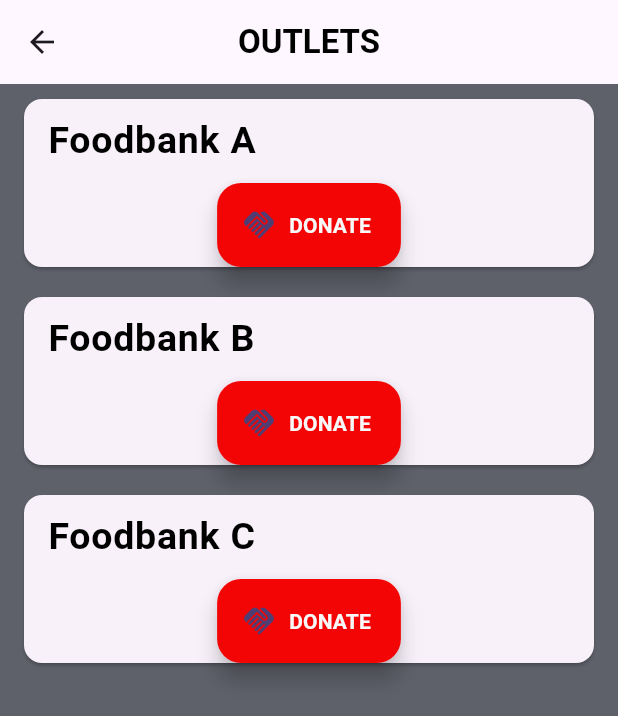
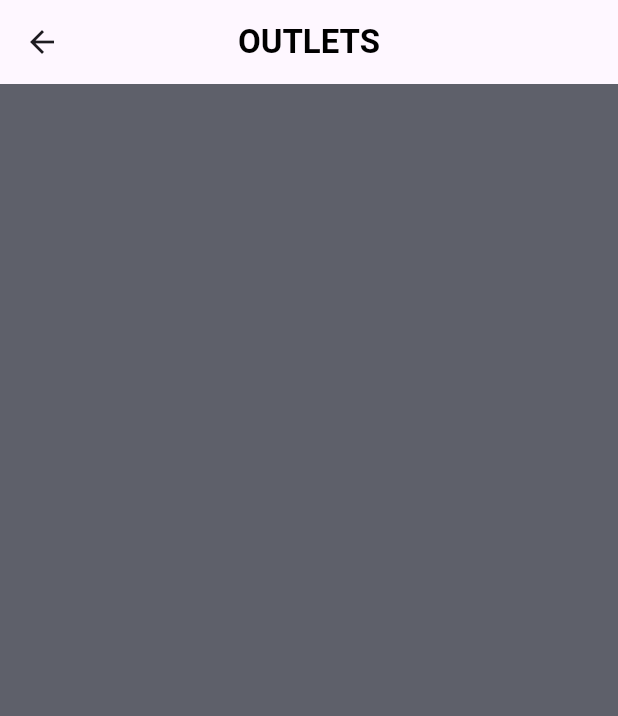
Before and after one commit to VasantatiChitraksh/FeedForward, a Flutter app: the Outlets screen opened by its route, on a phone screen of 412 x 824 dp. Shown: the top 716 px of the screen. Run offline on Flutter 3.47's test engine with Material 3 defaults, Android fonts, the phone set to English and light mode, and no system bars; our stand-ins replace cloud_firestore, firebase_auth, firebase_core, flutter_map, geolocator, image_picker and 2 more; accounts and stored records are empty.

Commit message:
Update Outlets.dart

```diff
--- a/fbm_app/lib/Pages/Food_Bank_Management/Outlets.dart
+++ b/fbm_app/lib/Pages/Food_Bank_Management/Outlets.dart
@@ -13,15 +13,12 @@ class Outlets extends StatefulWidget {
 }
 
 class _OutletsState extends State<Outlets> {
-  List<Map<String, LatLng>> outlets = [];
+  List<String> outlets = [];
 
   @override
   void initState() {
     super.initState();
     loadFoodBankDetails();
-    outlets.add({'Foodbank A': LatLng(37.7749, -122.4194)});
-    outlets.add({'Foodbank B': LatLng(40.7128, -74.0060)});
-    outlets.add({'Foodbank C': LatLng(34.0522, -118.2437)});
   }
 
   @override
@@ -51,7 +48,7 @@ class _OutletsState extends State<Outlets> {
                               vertical: 10.0, horizontal: 16.0),
                           child: Column(children: [
                             ListTile(
-                                title: Text_Theme.text_size(outlet.keys.first, 25),),
+                                title: Text_Theme.text_size(outlet, 25),),
                             const Row(
                               mainAxisAlignment: MainAxisAlignment.center,
                               children: [
@@ -76,9 +73,7 @@ class _OutletsState extends State<Outlets> {
 
     for (var doc in queryfoodbank.docs) {
       String name = doc['name'];
-      GeoPoint loc = doc['location'];
-      LatLng latlng = LatLng(loc.latitude, loc.longitude);
-      outlets.add({name: latlng});
+      outlets.add(name);
     }
   }
 }
```
